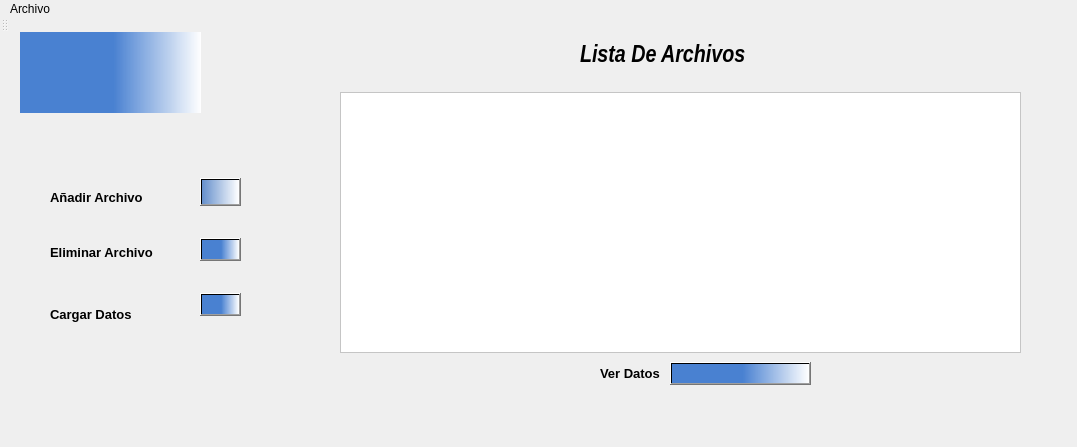
Above: Interfaz/UI/InicioSubirDatos.ui from Dumaru/ExcelReports before the change. Below: the same form after it.
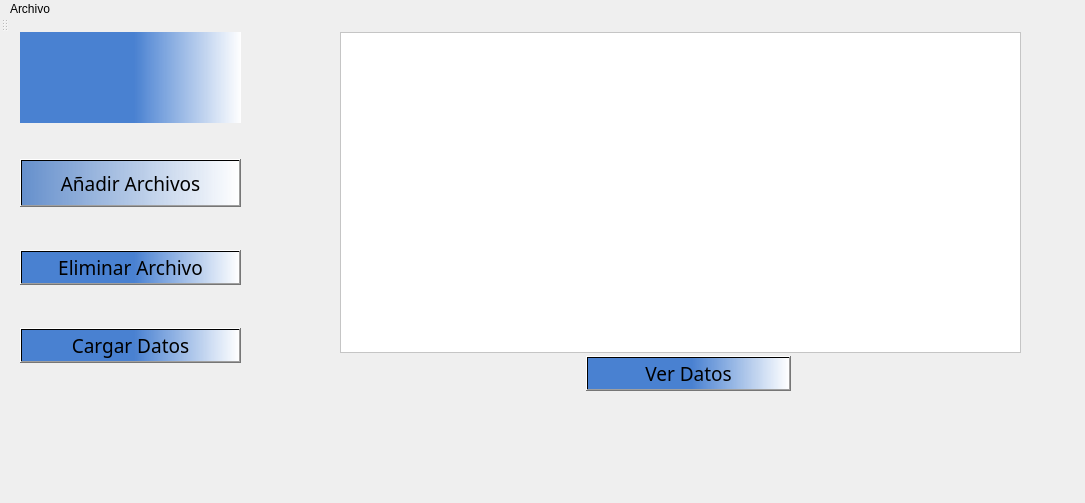
That is the form after the change. Icons and pictures are not drawn.

Commit message:
Actualizacion Interfaz
Mejoras

```diff
--- a/Interfaz/UI/InicioSubirDatos.ui
+++ b/Interfaz/UI/InicioSubirDatos.ui
@@ -6,8 +6,8 @@
    <rect>
     <x>0</x>
     <y>0</y>
-    <width>1077</width>
-    <height>447</height>
+    <width>1085</width>
+    <height>503</height>
    </rect>
   </property>
   <property name="windowTitle">
@@ -18,52 +18,24 @@
 border-color: rgb(0, 0, 0);</string>
   </property>
   <widget class="QWidget" name="centralwidget">
-   <widget class="QWidget" name="verticalLayoutWidget">
-    <property name="geometry">
-     <rect>
-      <x>580</x>
-      <y>0</y>
-      <width>281</width>
-      <height>48</height>
-     </rect>
-    </property>
-    <layout class="QVBoxLayout" name="verticalLayout">
-     <item>
-      <widget class="QLabel" name="labelTtiulo">
-       <property name="font">
-        <font>
-         <family>Arial Narrow</family>
-         <pointsize>18</pointsize>
-         <weight>75</weight>
-         <italic>true</italic>
-         <bold>true</bold>
-         <underline>false</underline>
-        </font>
-       </property>
-       <property name="styleSheet">
-        <string notr="true"/>
-       </property>
-       <property name="text">
-        <string>Lista De Archivos</string>
-       </property>
-      </widget>
-     </item>
-    </layout>
-   </widget>
    <widget class="QWidget" name="horizontalLayoutWidget">
     <property name="geometry">
      <rect>
       <x>340</x>
-      <y>60</y>
+      <y>0</y>
       <width>681</width>
-      <height>261</height>
+      <height>321</height>
      </rect>
     </property>
     <layout class="QHBoxLayout" name="horizontalLayoutTablaMostrarDatos">
      <item>
       <widget class="QListWidget" name="listWidgetListaArchivos">
        <property name="styleSheet">
-        <string notr="true">background-color: rgb(255, 255, 255);</string>
+        <string notr="true">background-color: rgb(255, 255, 255);
+border-color: rgb(0, 0, 0);</string>
+       </property>
+       <property name="autoScrollMargin">
+        <number>23</number>
        </property>
       </widget>
      </item>
@@ -72,10 +44,10 @@
    <widget class="QWidget" name="verticalLayoutWidget_2">
     <property name="geometry">
      <rect>
-      <x>200</x>
-      <y>120</y>
-      <width>41</width>
-      <height>193</height>
+      <x>20</x>
+      <y>90</y>
+      <width>221</width>
+      <height>281</height>
      </rect>
     </property>
     <layout class="QVBoxLayout" name="AnadirverticalLayout">
@@ -84,44 +56,91 @@
        <property name="maximumSize">
         <size>
          <width>16777215</width>
-         <height>28</height>
+         <height>48</height>
         </size>
        </property>
+       <property name="font">
+        <font>
+         <family>Ebrima</family>
+         <pointsize>14</pointsize>
+        </font>
+       </property>
        <property name="styleSheet">
         <string notr="true">background-color: rgb(85, 170, 255);
 background-color: qlineargradient(spread:pad, x1:0, y1:0, x2:1, y2:0, stop:0 rgba(63, 117, 194, 200), stop:1 rgba(255, 255, 255, 255));
-image: url(:/newPrefix/icons8-ayuda-100.png);
+
 </string>
        </property>
        <property name="text">
-        <string/>
+        <string>Añadir Archivos</string>
+       </property>
+       <property name="icon">
+        <iconset resource="../Recursos/qrc.qrc">
+         <normaloff>:/newPrefix/icons8-añadir-libro-100.png</normaloff>:/newPrefix/icons8-añadir-libro-100.png</iconset>
+       </property>
+       <property name="iconSize">
+        <size>
+         <width>30</width>
+         <height>30</height>
+        </size>
        </property>
       </widget>
      </item>
      <item>
       <widget class="QPushButton" name="pushButtonEliminar">
+       <property name="font">
+        <font>
+         <family>Ebrima</family>
+         <pointsize>14</pointsize>
+        </font>
+       </property>
        <property name="whatsThis">
         <string>&lt;html&gt;&lt;head/&gt;&lt;body&gt;&lt;p&gt;&lt;img src=&quot;:/newPrefix/Iocom png.png&quot;/&gt;&lt;/p&gt;&lt;/body&gt;&lt;/html&gt;</string>
        </property>
        <property name="styleSheet">
         <string notr="true">background-color: qlineargradient(spread:pad, x1:0, y1:0, x2:1, y2:0, stop:0.517413 rgba(55, 117, 206, 229), stop:1 rgba(255, 255, 255, 255));
-image: url(:/newPrefix/icons8-eliminar-400.png);
+
 </string>
        </property>
        <property name="text">
-        <string/>
+        <string>Eliminar Archivo</string>
+       </property>
+       <property name="icon">
+        <iconset resource="../Recursos/qrc.qrc">
+         <normaloff>:/newPrefix/icons8-eliminar-400.png</normaloff>:/newPrefix/icons8-eliminar-400.png</iconset>
+       </property>
+       <property name="iconSize">
+        <size>
+         <width>30</width>
+         <height>30</height>
+        </size>
        </property>
       </widget>
      </item>
      <item>
       <widget class="QPushButton" name="pushButtonCargarDatos">
+       <property name="font">
+        <font>
+         <family>Ebrima</family>
+         <pointsize>14</pointsize>
+        </font>
+       </property>
        <property name="styleSheet">
         <string notr="true">background-color: rgb(85, 170, 255);
-background-color: qlineargradient(spread:pad, x1:0, y1:0, x2:1, y2:0, stop:0.517413 rgba(55, 117, 206, 229), stop:1 rgba(255, 255, 255, 255));
-image: url(:/newPrefix/upload.png);</string>
+background-color: qlineargradient(spread:pad, x1:0, y1:0, x2:1, y2:0, stop:0.517413 rgba(55, 117, 206, 229), stop:1 rgba(255, 255, 255, 255));</string>
        </property>
        <property name="text">
-        <string/>
+        <string>Cargar Datos</string>
+       </property>
+       <property name="icon">
+        <iconset resource="../Recursos/qrc.qrc">
+         <normaloff>:/newPrefix/upload.png</normaloff>:/newPrefix/upload.png</iconset>
+       </property>
+       <property name="iconSize">
+        <size>
+         <width>30</width>
+         <height>30</height>
+        </size>
        </property>
       </widget>
      </item>
@@ -131,9 +150,9 @@
     <property name="geometry">
      <rect>
       <x>20</x>
-      <y>0</y>
-      <width>181</width>
-      <height>81</height>
+      <y>-10</y>
+      <width>221</width>
+      <height>101</height>
      </rect>
     </property>
     <property name="styleSheet">
@@ -144,103 +163,47 @@
      <string/>
     </property>
    </widget>
-   <widget class="QLabel" name="label_4">
-    <property name="geometry">
-     <rect>
-      <x>50</x>
-      <y>270</y>
-      <width>121</width>
-      <height>24</height>
-     </rect>
-    </property>
-    <property name="font">
-     <font>
-      <pointsize>10</pointsize>
-      <weight>75</weight>
-      <bold>true</bold>
-     </font>
-    </property>
-    <property name="text">
-     <string>Cargar Datos</string>
-    </property>
-   </widget>
-   <widget class="QLabel" name="label_2">
-    <property name="geometry">
-     <rect>
-      <x>50</x>
-      <y>210</y>
-      <width>141</width>
-      <height>21</height>
-     </rect>
-    </property>
-    <property name="font">
-     <font>
-      <pointsize>10</pointsize>
-      <weight>75</weight>
-      <bold>true</bold>
-     </font>
-    </property>
-    <property name="text">
-     <string>Eliminar Archivo</string>
-    </property>
-   </widget>
-   <widget class="QLabel" name="label_3">
-    <property name="geometry">
-     <rect>
-      <x>50</x>
-      <y>150</y>
-      <width>131</width>
-      <height>31</height>
-     </rect>
-    </property>
-    <property name="font">
-     <font>
-      <pointsize>10</pointsize>
-      <weight>75</weight>
-      <bold>true</bold>
-     </font>
-    </property>
-    <property name="styleSheet">
-     <string notr="true">
-color: rgb(0, 0, 0);</string>
-    </property>
-    <property name="text">
-     <string>Añadir Archivo</string>
-    </property>
-   </widget>
    <widget class="QWidget" name="formLayoutWidget">
     <property name="geometry">
      <rect>
-      <x>600</x>
-      <y>330</y>
+      <x>580</x>
+      <y>324</y>
       <width>211</width>
-      <height>72</height>
+      <height>65</height>
      </rect>
     </property>
     <layout class="QFormLayout" name="formLayout_2">
-     <item row="2" column="1">
+     <item row="1" column="1">
       <widget class="QPushButton" name="pushButtonMostrarDatos">
-       <property name="styleSheet">
-        <string notr="true">image: url(:/newPrefix/icons8-ver-80.png);
-background-color: qlineargradient(spread:pad, x1:0, y1:0, x2:1, y2:0, stop:0.517413 rgba(55, 117, 206, 229), stop:1 rgba(255, 255, 255, 255));
-</string>
+       <property name="maximumSize">
+        <size>
+         <width>16777215</width>
+         <height>16777213</height>
+        </size>
        </property>
-       <property name="text">
-        <string/>
-       </property>
-      </widget>
-     </item>
-     <item row="2" column="0">
-      <widget class="QLabel" name="label_5">
        <property name="font">
         <font>
-         <pointsize>10</pointsize>
-         <weight>75</weight>
-         <bold>true</bold>
+         <family>Ebrima</family>
+         <pointsize>14</pointsize>
         </font>
        </property>
+       <property name="styleSheet">
+        <string notr="true">
+background-color: qlineargradient(spread:pad, x1:0, y1:0, x2:1, y2:0, stop:0.517413 rgba(55, 117, 206, 229), stop:1 rgba(255, 255, 255, 255));
+</string>
+       </property>
        <property name="text">
-        <string>Ver Datos </string>
+        <string>Ver Datos</string>
+       </property>
+       <property name="icon">
+        <iconset resource="../Recursos/qrc.qrc">
+         <normaloff>:/newPrefix/icons8-ver-80.png</normaloff>:/newPrefix/icons8-ver-80.png</iconset>
+       </property>
+       <property name="iconSize">
+        <size>
+         <width>40</width>
+         <height>40</height>
+        </size>
        </property>
       </widget>
      </item>
@@ -252,7 +215,7 @@
     <rect>
      <x>0</x>
      <y>0</y>
-     <width>1077</width>
+     <width>1085</width>
      <height>26</height>
     </rect>
    </property>
```
The commit also changes 2 other files.
